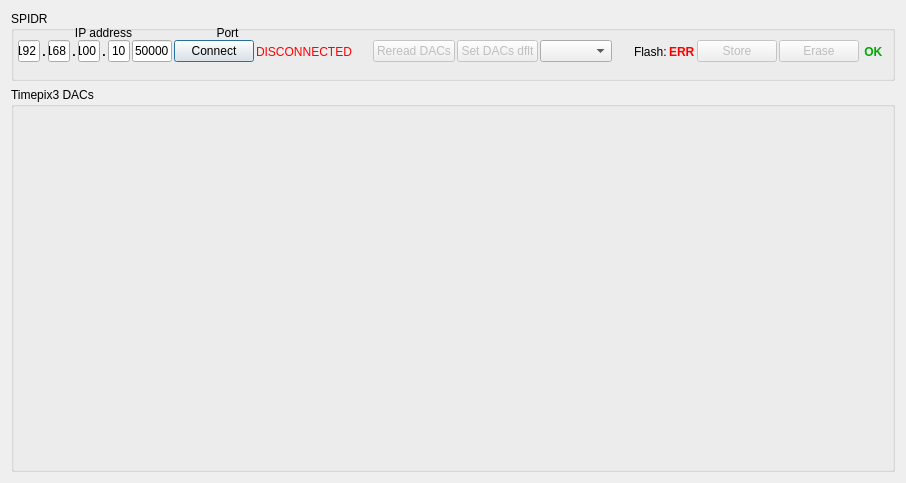
Above: SpidrDacs/SpidrDacs.ui from navrit/dexter before the change. Below: the same form after it.
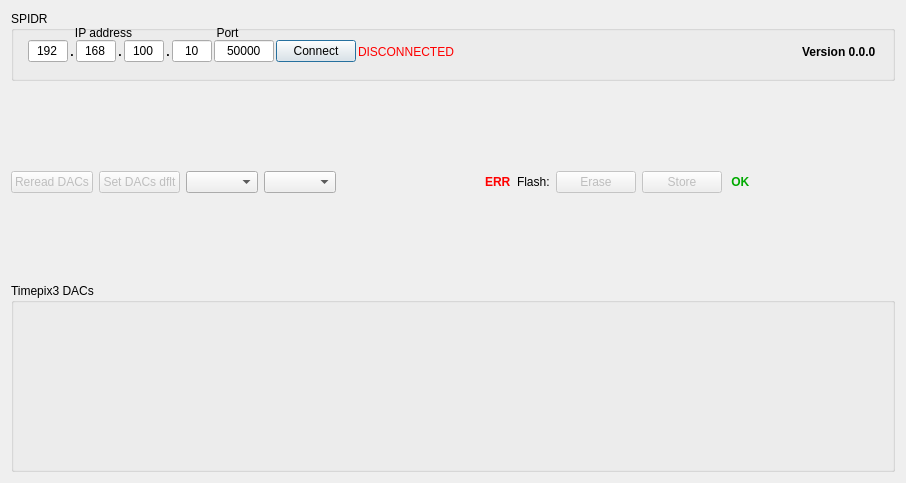
That is the form after the change. Icons and pictures are not drawn.

Commit message: SpidrDacs: suitable for both Timepix3 and Medipix3 devices

The edit to the form file:
```diff
--- a/SpidrDacs/SpidrDacs.ui
+++ b/SpidrDacs/SpidrDacs.ui
@@ -18,8 +18,17 @@
     <normaloff>:/icon/spidrdacs.ico</normaloff>:/icon/spidrdacs.ico</iconset>
   </property>
   <layout class="QVBoxLayout" name="verticalLayout">
+   <property name="sizeConstraint">
+    <enum>QLayout::SetMinimumSize</enum>
+   </property>
    <item>
-    <widget class="QGroupBox" name="groupBoxSpidr">
+    <widget class="QGroupBox" name="_groupBoxSpidr">
+     <property name="sizePolicy">
+      <sizepolicy hsizetype="MinimumExpanding" vsizetype="Preferred">
+       <horstretch>0</horstretch>
+       <verstretch>0</verstretch>
+      </sizepolicy>
+     </property>
      <property name="minimumSize">
       <size>
        <width>0</width>
@@ -80,6 +89,15 @@
        <property name="spacing">
         <number>2</number>
        </property>
+       <property name="sizeConstraint">
+        <enum>QLayout::SetMinimumSize</enum>
+       </property>
+       <property name="leftMargin">
+        <number>10</number>
+       </property>
+       <property name="rightMargin">
+        <number>10</number>
+       </property>
        <item>
         <widget class="QLineEdit" name="_lineEditAddr3">
          <property name="maximumSize">
@@ -276,6 +294,28 @@
         </spacer>
        </item>
        <item>
+        <widget class="QLabel" name="_labelVersion">
+         <property name="font">
+          <font>
+           <weight>75</weight>
+           <bold>true</bold>
+          </font>
+         </property>
+         <property name="text">
+          <string>Version 0.0.0</string>
+         </property>
+        </widget>
+       </item>
+      </layout>
+     </widget>
+    </widget>
+   </item>
+   <item>
+    <layout class="QHBoxLayout" name="horizontalLayout_3">
+     <property name="sizeConstraint">
+      <enum>QLayout::SetMinimumSize</enum>
+     </property>
+     <item>
         <widget class="QPushButton" name="_pushButtonReadDacs">
          <property name="enabled">
           <bool>false</bool>
@@ -305,7 +345,10 @@
         <widget class="QComboBox" name="_comboBoxDeviceIndex"/>
        </item>
        <item>
-        <spacer name="horizontalSpacer">
+      <widget class="QComboBox" name="_comboBoxDeviceType"/>
+     </item>
+     <item>
+      <spacer name="horizontalSpacer_2">
          <property name="orientation">
           <enum>Qt::Horizontal</enum>
          </property>
@@ -317,13 +360,6 @@
          </property>
         </spacer>
        </item>
-       <item>
-        <widget class="QLabel" name="_labelFlash">
-         <property name="text">
-          <string>Flash:</string>
-         </property>
-        </widget>
-       </item>
        <item>
         <widget class="QLabel" name="_labelErr">
          <property name="palette">
@@ -375,12 +411,9 @@
         </widget>
        </item>
        <item>
-        <widget class="QPushButton" name="_pushButtonStore">
-         <property name="enabled">
-          <bool>false</bool>
-         </property>
+      <widget class="QLabel" name="_labelFlash">
          <property name="text">
-          <string>Store</string>
+        <string>Flash:</string>
          </property>
         </widget>
        </item>
@@ -394,6 +427,16 @@
          </property>
         </widget>
        </item>
+     <item>
+      <widget class="QPushButton" name="_pushButtonStore">
+       <property name="enabled">
+        <bool>false</bool>
+       </property>
+       <property name="text">
+        <string>Store</string>
+       </property>
+      </widget>
+     </item>
        <item>
         <widget class="QLabel" name="_labelOkay">
          <property name="minimumSize">
@@ -450,22 +493,38 @@
          </property>
         </widget>
        </item>
-      </layout>
-     </widget>
-    </widget>
+     <item>
+      <spacer name="horizontalSpacer">
+       <property name="orientation">
+        <enum>Qt::Horizontal</enum>
+       </property>
+       <property name="sizeHint" stdset="0">
+        <size>
+         <width>40</width>
+         <height>20</height>
+        </size>
+       </property>
+      </spacer>
+     </item>
+    </layout>
    </item>
    <item>
-    <widget class="QGroupBox" name="groupBoxMonitor">
+    <widget class="QGroupBox" name="_groupBoxDacs">
+     <property name="sizePolicy">
+      <sizepolicy hsizetype="MinimumExpanding" vsizetype="Preferred">
+       <horstretch>0</horstretch>
+       <verstretch>0</verstretch>
+      </sizepolicy>
+     </property>
      <property name="title">
       <string>Timepix3 DACs</string>
      </property>
      <layout class="QHBoxLayout" name="horizontalLayout">
-      <item>
-       <layout class="QGridLayout" name="_gridLayoutDacs">
-        <property name="horizontalSpacing">
-         <number>2</number>
-        </property>
-       </layout>
+      <property name="sizeConstraint">
+       <enum>QLayout::SetMinimumSize</enum>
+      </property>
+      <item>
+       <layout class="QGridLayout" name="_gridLayoutDacs"/>
       </item>
      </layout>
     </widget>
```
Left out of the diff: 2 changed lines with no effect on the pictures. Lines whose indentation alone changed are shown as unchanged. The commit also changes 2 other files.
